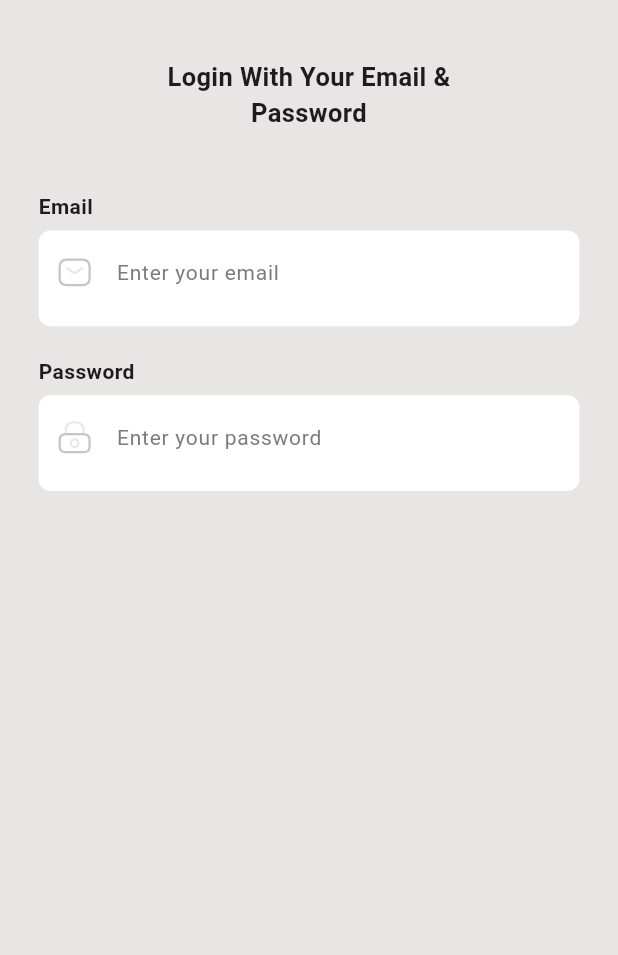
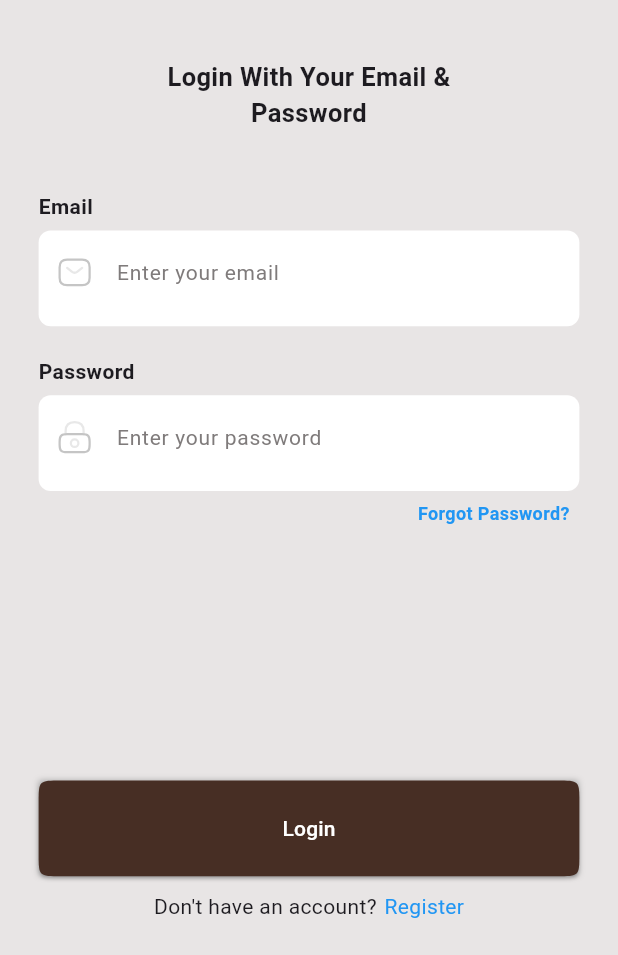
Before and after one commit to diilshadkt/lilac_task, a Flutter app: the screen it shows after launch, on a phone screen of 412 x 824 dp, the part 281-1236 px from its top. Run offline on Flutter 3.47's test engine with Material 3 defaults, Android fonts, the phone set to English and light mode, and no system bars; our stand-ins replace flutter_svg.

Commit message:
login page ui completed

```diff
--- a/lib/auth/view/pages/login_page.dart
+++ b/lib/auth/view/pages/login_page.dart
@@ -1,5 +1,6 @@
 import 'package:flutter/material.dart';
 import 'package:flutter_svg/flutter_svg.dart';
+import 'package:lilac_task/auth/view/widgets/submit_button_widget.dart';
 import 'package:lilac_task/auth/view/widgets/textfield_widget.dart';
 
 class LoginPage extends StatelessWidget {
@@ -88,7 +89,36 @@ class LoginPage extends StatelessWidget {
                   const SizedBox(
                     height: 6,
                   ),
-
+                  Padding(
+                    padding: EdgeInsets.only(
+                        left: MediaQuery.sizeOf(context).width / 1.63),
+                    child: const Text(
+                      "Forgot Password?",
+                      style: TextStyle(
+                          color: Colors.blue,
+                          fontSize: 12,
+                          fontWeight: FontWeight.w700),
+                    ),
+                  ),
+                  const SizedBox(
+                    height: 170,
+                  ),
+                  const SubmitButtonWidget(),
+                  const SizedBox(height: 10),
+                  Row(
+                    mainAxisAlignment: MainAxisAlignment.center,
+                    children: [
+                      const Text("Don't have an account?"),
+                      const SizedBox(
+                        width: 5,
+                      ),
+                      InkWell(
+                        child: const Text("Register",
+                            style: TextStyle(color: Colors.blue)),
+                        onTap: () {},
+                      )
+                    ],
+                  ),
                 ],
               ),
             )
--- /dev/null
+++ b/lib/auth/view/widgets/submit_button_widget.dart
@@ -0,0 +1,30 @@
+import 'package:flutter/material.dart';
+
+class SubmitButtonWidget extends StatelessWidget {
+  // final VoidCallback onPressed;
+  const SubmitButtonWidget({super.key});
+
+  @override
+  Widget build(BuildContext context) {
+    return Container(
+      decoration: const BoxDecoration(
+        boxShadow: [
+          BoxShadow(color: Colors.grey, blurRadius: 3.0),
+        ],
+      ),
+      width: MediaQuery.sizeOf(context).width,
+      height: MediaQuery.sizeOf(context).height / 12.9,
+      child: ElevatedButton(
+        style: ElevatedButton.styleFrom(
+            backgroundColor: const Color.fromARGB(255, 71, 46, 36),
+            shape: ContinuousRectangleBorder(
+                borderRadius: BorderRadius.circular(15))),
+        onPressed: () {},
+        child: const Text(
+          "Login",
+          style: TextStyle(color: Colors.white),
+        ),
+      ),
+    );
+  }
+}
--- /dev/null
+++ b/lib/home/home_page.dart
@@ -0,0 +1,12 @@
+import 'package:flutter/material.dart';
+
+class HomePage extends StatelessWidget {
+  const HomePage({super.key});
+
+  @override
+  Widget build(BuildContext context) {
+    return const Scaffold(
+      backgroundColor: Colors.amber,
+    );
+  }
+}
```
